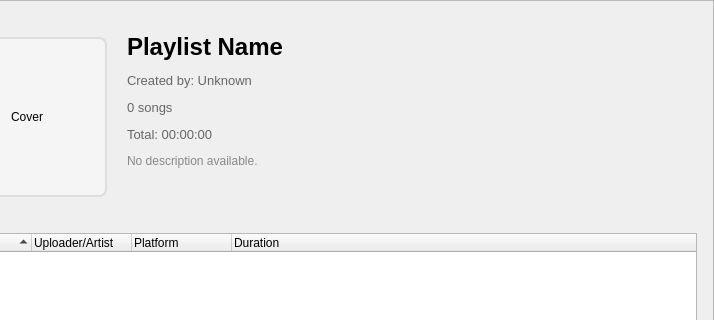
First picture: the form in src/ui/page/playlist_page.ui, repository Paindar/BilibiliPlayer, before the edit; both pictures show x 86 to 800 and y 0 to 320 of the 800 by 600 pixel window.
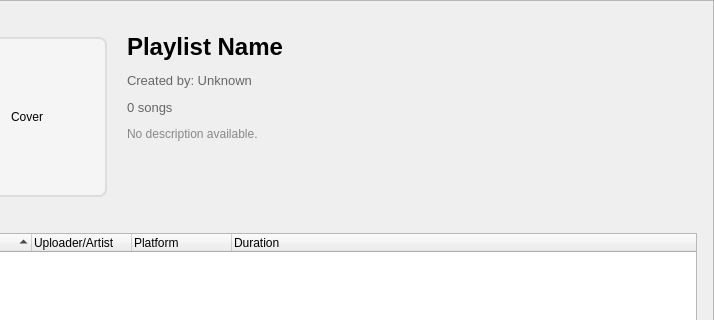
Second picture: the form after the edit.

```diff
--- a/src/ui/page/playlist_page.ui
+++ b/src/ui/page/playlist_page.ui
@@ -153,21 +153,6 @@
                </property>
               </widget>
              </item>
-             <item>
-              <widget class="QLabel" name="totalDurationLabel">
-               <property name="font">
-                <font>
-                 <pointsize>10</pointsize>
-                </font>
-               </property>
-               <property name="styleSheet">
-                <string>QLabel { color: #666; }</string>
-               </property>
-               <property name="text">
-                <string>Total: 00:00:00</string>
-               </property>
-              </widget>
-             </item>
              <item>
               <widget class="QLabel" name="descriptionLabel">
                <property name="font">
```
